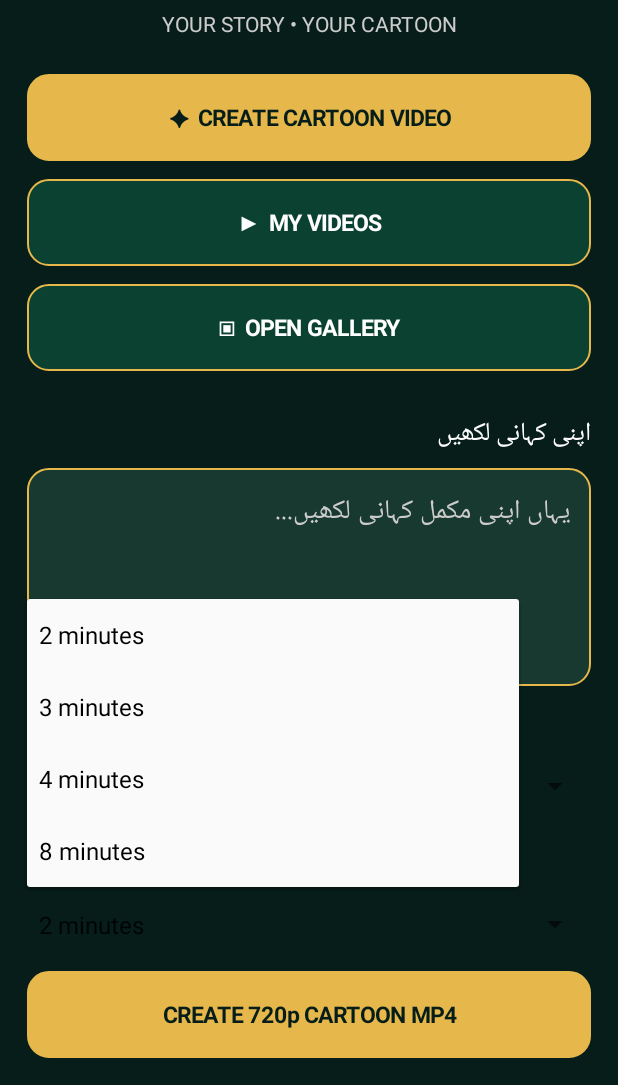
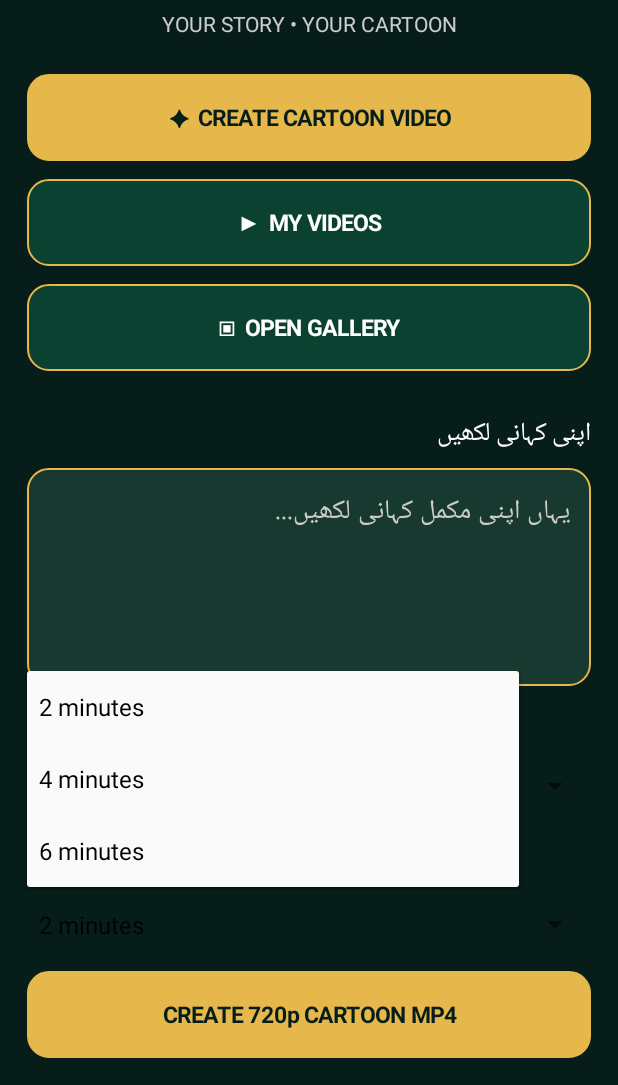
Before and after one commit to qaisarmughal866-dot/MughalAIStudio, an Android app: the screen it shows after launch (MainActivity), after a tap on "2 minutes", on a phone screen of 412 x 824 dp, the part 151-1236 px from its top. Run offline under Robolectric (Android 15) with nearby library versions, the phone set to English and light mode, and no system bars; 1 other tap on this screen came first.

Commit message:
Fix duration choices to use selected minute value

```diff
--- a/app/src/main/java/com/mughalai/studio/MainActivity.java
+++ b/app/src/main/java/com/mughalai/studio/MainActivity.java
@@ -104,7 +104,7 @@ public class MainActivity extends Activity {
         language = addSpinner(root,"Caption Language",
                 new String[]{"اردو","English"});
         duration = addSpinner(root,"Video Duration",
-                new String[]{"2 minutes","3 minutes","4 minutes","8 minutes"});
+                new String[]{"2 minutes","4 minutes","6 minutes"});
 
         TextView make = addButton(root,
                 "CREATE 720p CARTOON MP4",gold,dark);
@@ -180,7 +180,7 @@ public class MainActivity extends Activity {
             return;
         }
 
-        final int minutes = duration.getSelectedItemPosition() + 2;
+        final int minutes = Integer.parseInt(duration.getSelectedItem().toString().split(" ")[0]);
         final boolean english =
                 language.getSelectedItemPosition() == 1;
 
```
